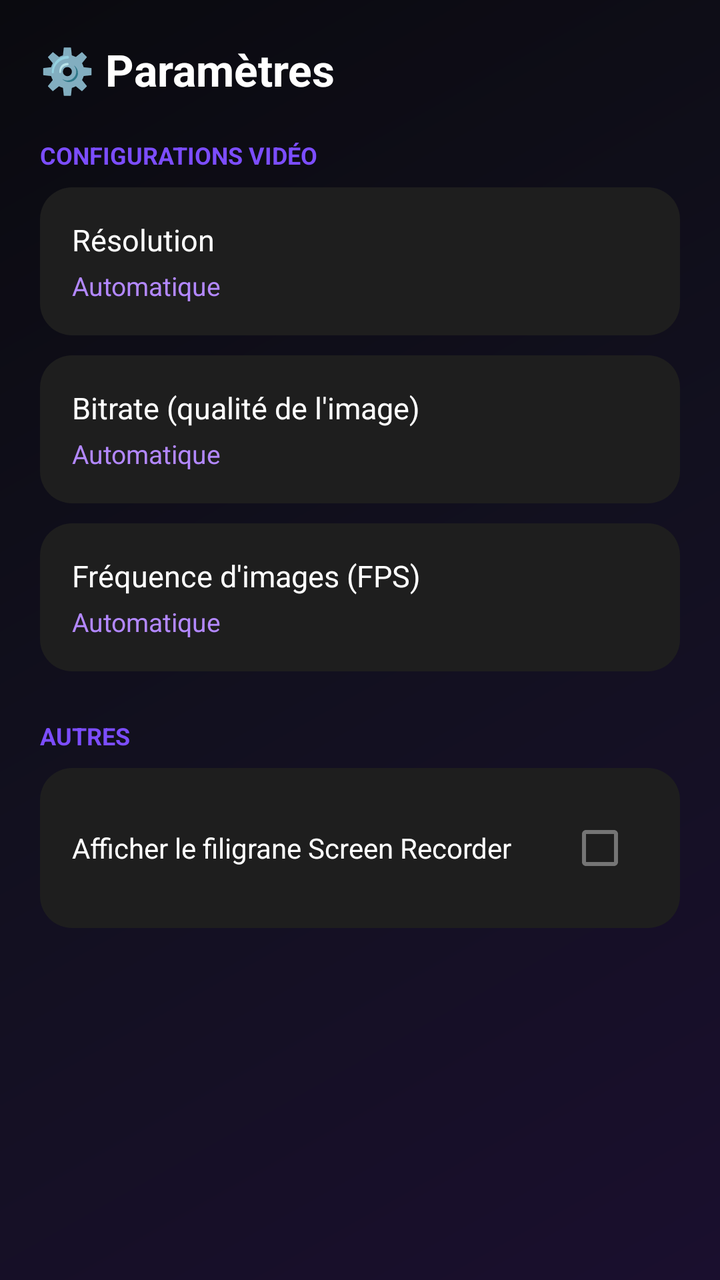
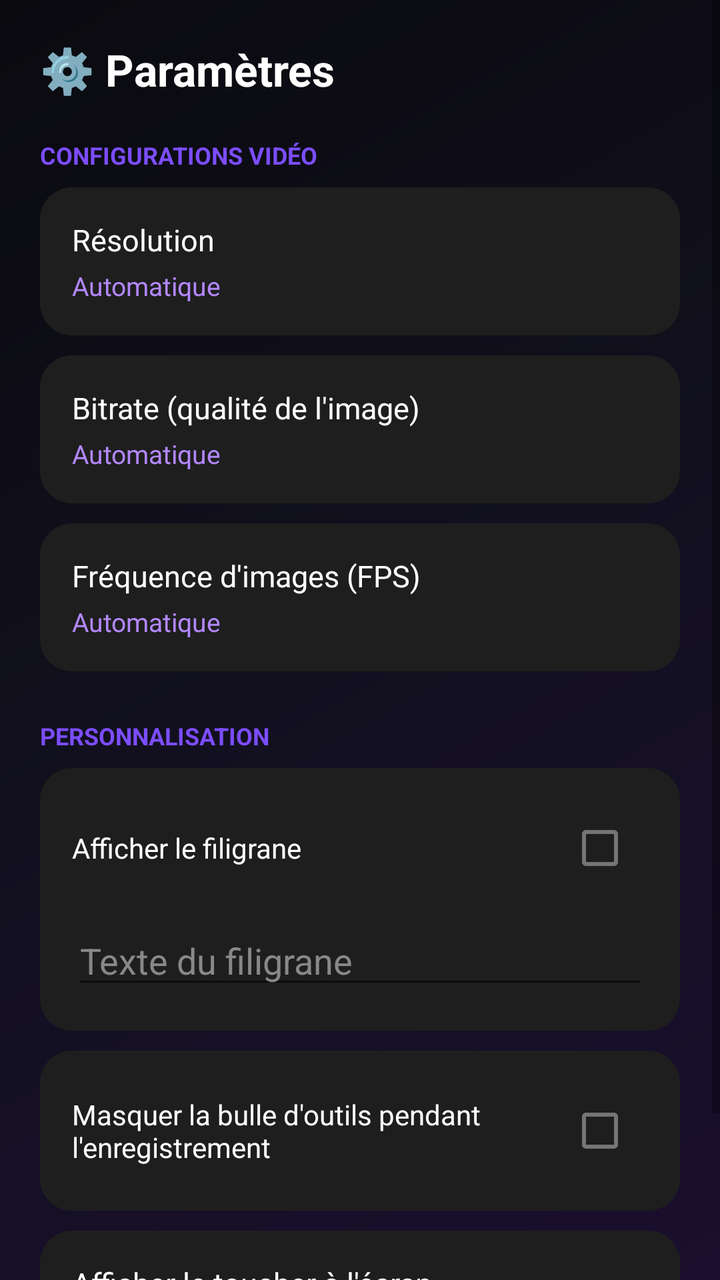

Two renders of the same Android screen: before a commit and after it. Below are the layout's source before the change and the commit's diff.
<!-- AndroidManifest.xml: application theme Theme.ScreenRecorder -->
<!-- res/layout/activity_settings.xml -->
<?xml version="1.0" encoding="utf-8"?>
<ScrollView xmlns:android="http://schemas.android.com/apk/res/android"
    android:layout_width="match_parent"
    android:layout_height="match_parent"
    android:background="@drawable/bg_gradient_screen">

    <LinearLayout
        android:layout_width="match_parent"
        android:layout_height="wrap_content"
        android:orientation="vertical"
        android:padding="20dp">

        <TextView
            android:layout_width="wrap_content"
            android:layout_height="wrap_content"
            android:text="⚙️ Paramètres"
            android:textColor="#FFFFFF"
            android:textSize="22sp"
            android:textStyle="bold"
            android:layout_marginBottom="6dp" />

        <TextView
            android:layout_width="wrap_content"
            android:layout_height="wrap_content"
            android:text="CONFIGURATIONS VIDÉO"
            android:textColor="#7C4DFF"
            android:textSize="12sp"
            android:textStyle="bold"
            android:layout_marginTop="14dp"
            android:layout_marginBottom="8dp" />

        <LinearLayout
            android:id="@+id/resolutionRow"
            android:layout_width="match_parent"
            android:layout_height="wrap_content"
            android:orientation="vertical"
            android:background="@drawable/bg_card"
            android:clickable="true"
            android:focusable="true"
            android:padding="16dp"
            android:layout_marginBottom="10dp">

            <TextView
                android:layout_width="wrap_content"
                android:layout_height="wrap_content"
                android:text="Résolution"
                android:textColor="#FFFFFF"
                android:textSize="15sp" />

            <TextView
                android:id="@+id/resolutionValue"
                android:layout_width="wrap_content"
                android:layout_height="wrap_content"
                android:text="Automatique"
                android:textColor="#B388FF"
                android:textSize="13sp"
                android:layout_marginTop="4dp" />
        </LinearLayout>

        <LinearLayout
            android:id="@+id/bitrateRow"
            android:layout_width="match_parent"
            android:layout_height="wrap_content"
            android:orientation="vertical"
            android:background="@drawable/bg_card"
            android:clickable="true"
            android:focusable="true"
            android:padding="16dp"
            android:layout_marginBottom="10dp">

            <TextView
                android:layout_width="wrap_content"
                android:layout_height="wrap_content"
                android:text="Bitrate (qualité de l'image)"
                android:textColor="#FFFFFF"
                android:textSize="15sp" />

            <TextView
                android:id="@+id/bitrateValue"
                android:layout_width="wrap_content"
                android:layout_height="wrap_content"
                android:text="Automatique"
                android:textColor="#B388FF"
                android:textSize="13sp"
                android:layout_marginTop="4dp" />
        </LinearLayout>

        <LinearLayout
            android:id="@+id/frameRateRow"
            android:layout_width="match_parent"
            android:layout_height="wrap_content"
            android:orientation="vertical"
            android:background="@drawable/bg_card"
            android:clickable="true"
            android:focusable="true"
            android:padding="16dp"
            android:layout_marginBottom="10dp">

            <TextView
                android:layout_width="wrap_content"
                android:layout_height="wrap_content"
                android:text="Fréquence d'images (FPS)"
                android:textColor="#FFFFFF"
                android:textSize="15sp" />

            <TextView
                android:id="@+id/frameRateValue"
                android:layout_width="wrap_content"
                android:layout_height="wrap_content"
                android:text="Automatique"
                android:textColor="#B388FF"
                android:textSize="13sp"
                android:layout_marginTop="4dp" />
        </LinearLayout>

        <TextView
            android:layout_width="wrap_content"
            android:layout_height="wrap_content"
            android:text="AUTRES"
            android:textColor="#7C4DFF"
            android:textSize="12sp"
            android:textStyle="bold"
            android:layout_marginTop="14dp"
            android:layout_marginBottom="8dp" />

        <LinearLayout
            android:layout_width="match_parent"
            android:layout_height="wrap_content"
            android:orientation="horizontal"
            android:gravity="center_vertical"
            android:background="@drawable/bg_card"
            android:padding="16dp">

            <TextView
                android:layout_width="0dp"
                android:layout_height="wrap_content"
                android:layout_weight="1"
                android:text="Afficher le filigrane Screen Recorder"
                android:textColor="#FFFFFF"
                android:textSize="14sp" />

            <CheckBox
                android:id="@+id/watermarkCheck"
                android:layout_width="wrap_content"
                android:layout_height="wrap_content" />

        </LinearLayout>

    </LinearLayout>
</ScrollView>
<!-- resources referenced by this layout -->
<resources>
  <!-- drawable bg_card (drawable) -->
  <?xml version="1.0" encoding="utf-8"?>
  <shape xmlns:android="http://schemas.android.com/apk/res/android" android:shape="rectangle">
      <solid android:color="#1E1E1E" />
      <corners android:radius="16dp" />
  </shape>
  <!-- drawable bg_gradient_screen (drawable) -->
  <?xml version="1.0" encoding="utf-8"?>
  <shape xmlns:android="http://schemas.android.com/apk/res/android" android:shape="rectangle">
      <gradient
          android:type="linear"
          android:angle="135"
          android:startColor="#1A0F2E"
          android:centerColor="#12101F"
          android:endColor="#0A0A0F" />
  </shape>
  <style name="Theme.ScreenRecorder" parent="Theme.MaterialComponents.DayNight.NoActionBar" />
</resources>

<!-- the commit's change to res/layout/activity_settings.xml (unified diff, before → after) -->
@@ -116,7 +116,7 @@
         <TextView
             android:layout_width="wrap_content"
             android:layout_height="wrap_content"
-            android:text="AUTRES"
+            android:text="PERSONNALISATION"
             android:textColor="#7C4DFF"
             android:textSize="12sp"
             android:textStyle="bold"
@@ -126,24 +126,90 @@
         <LinearLayout
             android:layout_width="match_parent"
             android:layout_height="wrap_content"
+            android:orientation="vertical"
+            android:background="@drawable/bg_card"
+            android:padding="16dp"
+            android:layout_marginBottom="10dp">
+
+            <LinearLayout
+                android:layout_width="match_parent"
+                android:layout_height="wrap_content"
+                android:orientation="horizontal"
+                android:gravity="center_vertical">
+
+                <TextView
+                    android:layout_width="0dp"
+                    android:layout_height="wrap_content"
+                    android:layout_weight="1"
+                    android:text="Afficher le filigrane"
+                    android:textColor="#FFFFFF"
+                    android:textSize="14sp" />
+
+                <CheckBox
+                    android:id="@+id/watermarkCheck"
+                    android:layout_width="wrap_content"
+                    android:layout_height="wrap_content" />
+            </LinearLayout>
+
+            <EditText
+                android:id="@+id/watermarkTextInput"
+                android:layout_width="match_parent"
+                android:layout_height="wrap_content"
+                android:hint="Texte du filigrane"
+                android:textColor="#FFFFFF"
+                android:textColorHint="#888888"
+                android:layout_marginTop="10dp" />
+
+        </LinearLayout>
+
+        <LinearLayout
+            android:layout_width="match_parent"
+            android:layout_height="wrap_content"
             android:orientation="horizontal"
             android:gravity="center_vertical"
             android:background="@drawable/bg_card"
+            android:padding="16dp"
+            android:layout_marginBottom="10dp">
+
+            <TextView
+                android:layout_width="0dp"
+                android:layout_height="wrap_content"
+                android:layout_weight="1"
+                android:text="Masquer la bulle d'outils pendant l'enregistrement"
+                android:textColor="#FFFFFF"
+                android:textSize="14sp" />
+
+            <CheckBox
+                android:id="@+id/hideBubbleCheck"
+                android:layout_width="wrap_content"
+                android:layout_height="wrap_content" />
+
+        </LinearLayout>
+
+        <LinearLayout
+            android:id="@+id/showTapsRow"
+            android:layout_width="match_parent"
+            android:layout_height="wrap_content"
+            android:orientation="vertical"
+            android:background="@drawable/bg_card"
+            android:clickable="true"
+            android:focusable="true"
             android:padding="16dp">
 
             <TextView
-                android:layout_width="0dp"
-                android:layout_height="wrap_content"
-                android:layout_weight="1"
-                android:text="Afficher le filigrane Screen Recorder"
-                android:textColor="#FFFFFF"
-                android:textSize="14sp" />
-
-            <CheckBox
-                android:id="@+id/watermarkCheck"
-                android:layout_width="wrap_content"
-                android:layout_height="wrap_content" />
-
+                android:layout_width="wrap_content"
+                android:layout_height="wrap_content"
+                android:text="Afficher le toucher à l'écran"
+                android:textColor="#FFFFFF"
+                android:textSize="15sp" />
+
+            <TextView
+                android:layout_width="match_parent"
+                android:layout_height="wrap_content"
+                android:text="Active « Afficher les appuis » dans les Options développeur Android (fonction native, fiable sur tous les téléphones)"
+                android:textColor="#B388FF"
+                android:textSize="12sp"
+                android:layout_marginTop="4dp" />
         </LinearLayout>
 
     </LinearLayout>
